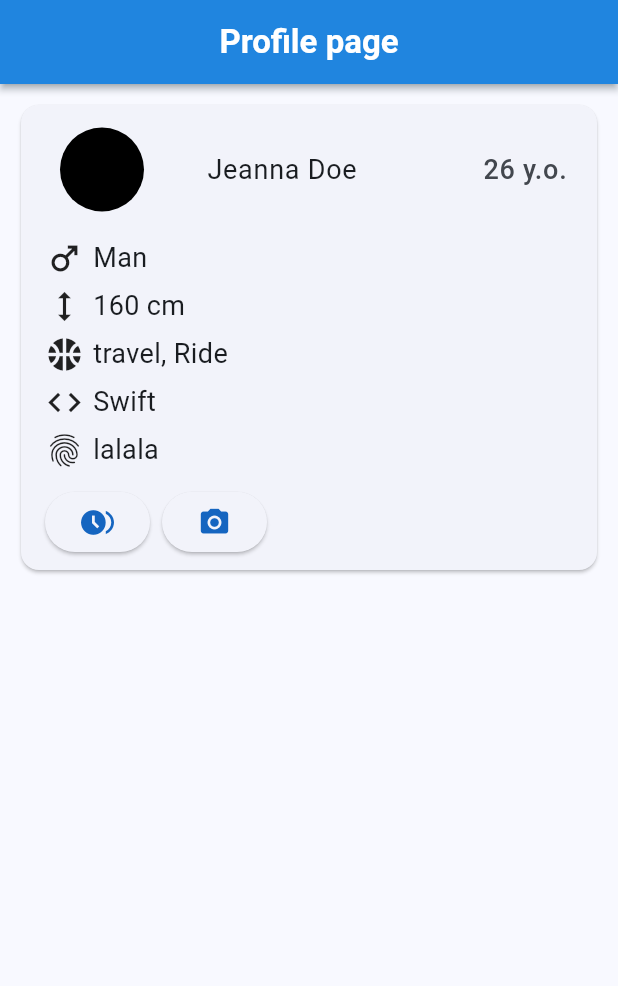
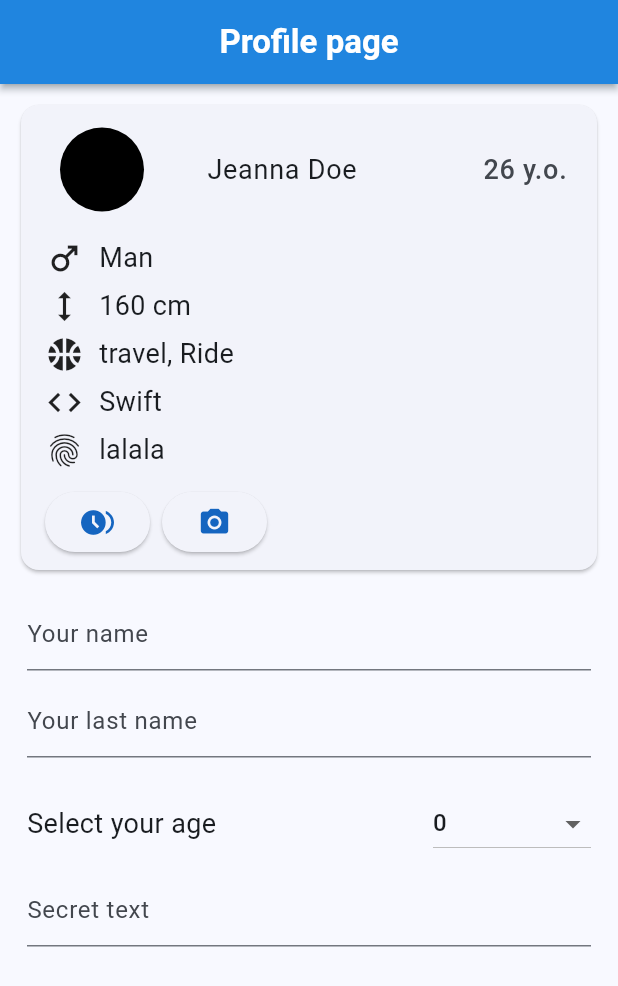
Before and after one commit to anastasiiaal/flutter-stateful-app, a Flutter app: the screen it shows after launch, on a phone screen of 412 x 824 dp. Shown: the top 986 px of the screen. Run offline on Flutter 3.47's test engine with Material 3 defaults, Android fonts, the phone set to English and light mode, and no system bars; our stand-ins replace image_picker.

Commit message:
add dropdown | stateless

```diff
--- a/lib/main.dart
+++ b/lib/main.dart
@@ -43,6 +43,8 @@ class InteractivePageState extends State<InteractivePage> {
   @override
   Widget build(BuildContext context) {
     final ImagePicker picker = ImagePicker();
+    int selectedValue = 0;
+    List<int> dropdownItems = List<int>.generate(51, (int index) => index);
 
     Future<void> pickImage(ImageSource source) async {
       try {
@@ -126,12 +128,74 @@ class InteractivePageState extends State<InteractivePage> {
                                 color: Colors.blue[800],
                                 size: 22,
                                 semanticLabel:
-                                    'Text to announce in accessibility modes'),
+                                    'Text to announce in accessibility modes'
+                            ),
                           ),
                         ],
                       ),
                     ),
                   ],
+                ),
+              ),
+            ),
+            Padding(
+              padding: const EdgeInsets.symmetric(horizontal: 18, vertical: 5),
+              child:
+              TextFormField(
+                decoration: const InputDecoration(
+                    hintText: "Your name"
+                ),
+              ),
+            ),
+            Padding(
+              padding: const EdgeInsets.symmetric(horizontal: 18, vertical: 5),
+              child:
+              TextFormField(
+                decoration: const InputDecoration(
+                    hintText: "Your last name"
+                ),
+              ),
+            ),
+            const SizedBox(height: 10),
+            Padding(
+              padding: const EdgeInsets.symmetric(horizontal: 18, vertical: 5),
+              child:
+              Row(
+                children: [
+                  const Expanded(
+                    flex: 2,
+                    child: Text('Select your age',
+                        style: TextStyle(fontSize: 18, height: 1.8)
+                    )
+                  ),
+                  const SizedBox(width: 60),
+                  Expanded(
+                      flex: 1,
+                      child: DropdownButton(
+                        value: selectedValue,
+                        onChanged: (newValue) {
+                          setState(() {
+                            selectedValue = newValue!;
+                          });
+                        },
+                        items: dropdownItems.map<DropdownMenuItem<int>>((int value) {
+                          return DropdownMenuItem<int>(
+                            value: value,
+                            child: Text(value.toString()),
+                          );
+                        }).toList(),
+                        isExpanded: true,
+                      ),
+                  )
+                ],
+              ),
+            ),
+            Padding(
+              padding: const EdgeInsets.symmetric(horizontal: 18, vertical: 5),
+              child:
+              TextFormField(
+                decoration: const InputDecoration(
+                    hintText: "Secret text"
                 ),
               ),
             ),
--- a/lib/widgets/icon-text.dart
+++ b/lib/widgets/icon-text.dart
@@ -12,7 +12,7 @@ class IconTextWidget extends StatelessWidget {
     return Row(
       children: [
         Padding(
-          padding: const EdgeInsets.only(right: 6, left: 16),
+          padding: const EdgeInsets.only(right: 10, left: 16),
           child: Icon(iconData, size: 26,),
         ),
         Text(label, style: const TextStyle(fontSize: 18, height: 1.8))
```
